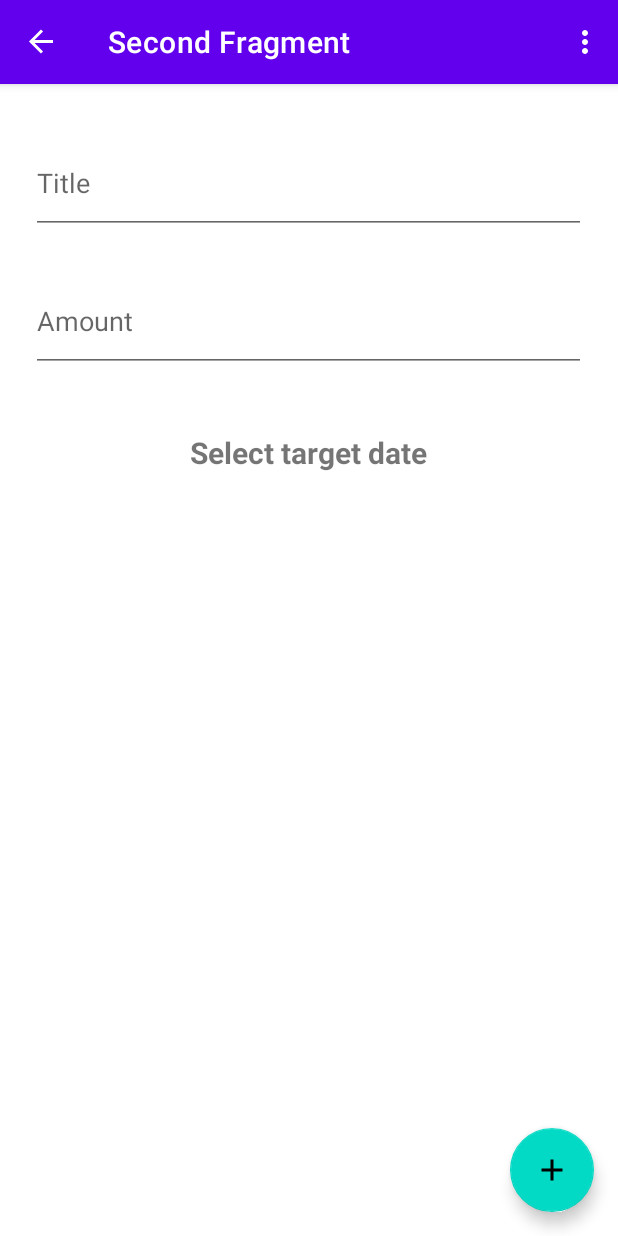
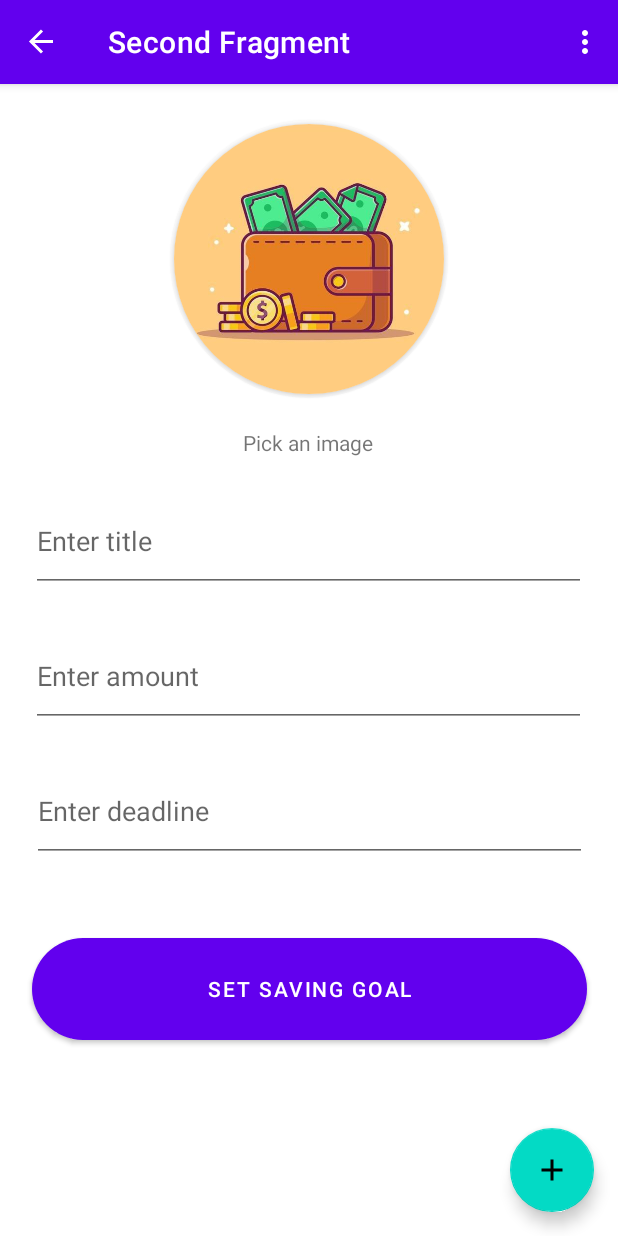
Before and after one commit to Pool-Of-Tears/GreenStash, an Android app: the InputFragment screen opened through its navigation route, on a phone screen of 412 x 824 dp. Run offline under Robolectric (Android 15) with nearby library versions, the phone set to English and light mode, and no system bars; our stand-ins replace navigation-ui.

Commit message:
some fixes
Signed-off-by: starry69 <starry369126@outlook.com>

```diff
--- a/app/src/main/java/com/starry/greenstash/MainActivity.kt
+++ b/app/src/main/java/com/starry/greenstash/MainActivity.kt
@@ -1,7 +1,6 @@
 package com.starry.greenstash
 
 import android.os.Bundle
-import com.google.android.material.snackbar.Snackbar
 import androidx.appcompat.app.AppCompatActivity
 import androidx.navigation.findNavController
 import androidx.navigation.ui.AppBarConfiguration
@@ -29,8 +28,8 @@ class MainActivity : AppCompatActivity() {
         setupActionBarWithNavController(navController, appBarConfiguration)
 
         binding.fab.setOnClickListener { view ->
-            Snackbar.make(view, "Replace with your own action", Snackbar.LENGTH_LONG)
-                .setAction("Action", null).show()
+            binding.fab.hide()
+            findNavController(R.id.nav_host_fragment_content_main).navigate(R.id.action_HomeFragment_to_InputFragment)
         }
     }
 
@@ -51,6 +50,7 @@ class MainActivity : AppCompatActivity() {
     }
 
     override fun onSupportNavigateUp(): Boolean {
+        binding.fab.show()
         val navController = findNavController(R.id.nav_host_fragment_content_main)
         return navController.navigateUp(appBarConfiguration)
                 || super.onSupportNavigateUp()
--- a/app/src/main/java/com/starry/greenstash/database/Converters.kt
+++ b/app/src/main/java/com/starry/greenstash/database/Converters.kt
@@ -4,7 +4,6 @@ import android.graphics.Bitmap
 import android.graphics.BitmapFactory
 import androidx.room.TypeConverter
 import java.io.ByteArrayOutputStream
-import java.util.*
 
 class Converters {
 
@@ -19,14 +18,4 @@ class Converters {
     fun toBitmap(byteArray: ByteArray): Bitmap {
         return BitmapFactory.decodeByteArray(byteArray, 0, byteArray.size)
     }
-
-    @TypeConverter
-    fun fromTimestamp(value: Long?): Date? {
-        return value?.let { Date(it) }
-    }
-
-    @TypeConverter
-    fun dateToTimestamp(date: Date?): Long? {
-        return date?.time?.toLong()
-    }
 }
--- a/app/src/main/java/com/starry/greenstash/database/Item.kt
+++ b/app/src/main/java/com/starry/greenstash/database/Item.kt
@@ -10,7 +10,7 @@ data class Item(
     val title: String,
     val amount: Float,
     val itemImg: Bitmap,
-    val deadline: Date?
+    val deadline: String?
 ){
     @PrimaryKey(autoGenerate = true)
     var id: Int = 0
--- a/app/src/main/java/com/starry/greenstash/database/ItemDao.kt
+++ b/app/src/main/java/com/starry/greenstash/database/ItemDao.kt
@@ -1,11 +1,9 @@
 package com.starry.greenstash.database
 
 import androidx.lifecycle.LiveData
-import androidx.room.Delete
-import androidx.room.Insert
-import androidx.room.OnConflictStrategy
-import androidx.room.Query
+import androidx.room.*
 
+@Dao
 interface ItemDao {
 
     @Query("SELECT * FROM greenstash ORDER BY id ASC")
--- a/app/src/main/java/com/starry/greenstash/database/ItemDatabase.kt
+++ b/app/src/main/java/com/starry/greenstash/database/ItemDatabase.kt
@@ -25,7 +25,7 @@ abstract class ItemDatabase : RoomDatabase() {
                 val instance = Room.databaseBuilder(
                     context.applicationContext,
                     ItemDatabase::class.java,
-                    "note_database"
+                    "item_database"
                 ).build()
                 INSTANCE = instance
                 // return instance
--- /dev/null
+++ b/app/src/main/res/drawable/round_button.xml
@@ -0,0 +1,9 @@
+<?xml version="1.0" encoding="utf-8"?>
+<shape xmlns:android="http://schemas.android.com/apk/res/android" android:shape="rectangle" android:padding="10dp">
+    <solid android:color="@color/design_default_color_primary"/> <!-- this one is ths color of the Rounded Button -->
+    <corners
+        android:bottomRightRadius="65dp"
+        android:bottomLeftRadius="65dp"
+        android:topLeftRadius="65dp"
+        android:topRightRadius="65dp"/>
+</shape>
--- a/app/src/main/res/layout/fragment_input.xml
+++ b/app/src/main/res/layout/fragment_input.xml
@@ -7,27 +7,55 @@
     tools:context=".ui.input.InputFragment">
 
 
+    <androidx.cardview.widget.CardView
+        android:id="@+id/cardView"
+        android:layout_width="185dp"
+        android:layout_height="185dp"
+        android:layout_marginTop="24dp"
+        app:cardBackgroundColor="@color/white"
+        app:cardCornerRadius="250dp"
+        app:layout_constraintTop_toTopOf="parent"
+        app:layout_constraintEnd_toEndOf="parent"
+        app:layout_constraintStart_toStartOf="parent"
+        tools:layout_editor_absoluteY="7dp">
+
+        <androidx.cardview.widget.CardView
+            android:layout_width="180dp"
+            android:layout_height="180dp"
+            android:layout_gravity="center"
+            app:cardCornerRadius="250dp">
+
+            <ImageView
+                android:id="@+id/imagePicker"
+                android:layout_width="181dp"
+                android:layout_height="180dp"
+                android:scaleType="centerCrop"
+                android:src="@drawable/noimage" />
+        </androidx.cardview.widget.CardView>
+
+    </androidx.cardview.widget.CardView>
+
     <EditText
         android:id="@+id/inputTitle"
         android:layout_width="370dp"
         android:layout_height="68dp"
-        android:layout_marginTop="32dp"
+        android:layout_marginTop="22dp"
         android:ems="10"
+        android:hint="@string/imputTextTitle"
         android:inputType="textPersonName"
-        android:hint="@string/imputTextTitle"
         app:layout_constraintEnd_toEndOf="parent"
         app:layout_constraintHorizontal_bias="0.487"
         app:layout_constraintStart_toStartOf="parent"
-        app:layout_constraintTop_toTopOf="parent" />
+        app:layout_constraintTop_toBottomOf="@+id/textView" />
 
     <EditText
         android:id="@+id/inputAmount"
         android:layout_width="370dp"
         android:layout_height="68dp"
-        android:layout_marginTop="24dp"
+        android:layout_marginTop="22dp"
         android:ems="10"
+        android:hint="@string/inputTextAmount"
         android:inputType="number"
-        android:hint="@string/inputTextAmount"
         app:layout_constraintEnd_toEndOf="parent"
         app:layout_constraintHorizontal_bias="0.487"
         app:layout_constraintStart_toStartOf="parent"
@@ -37,13 +65,38 @@
         android:id="@+id/textView"
         android:layout_width="wrap_content"
         android:layout_height="wrap_content"
-        android:layout_marginTop="40dp"
-        android:text="Select target date"
-        android:textStyle="bold"
-        android:textSize="20sp"
+        android:layout_marginTop="20dp"
+        android:text="@string/imagepicker_input"
         app:layout_constraintEnd_toEndOf="parent"
         app:layout_constraintHorizontal_bias="0.498"
         app:layout_constraintStart_toStartOf="parent"
+        app:layout_constraintTop_toBottomOf="@+id/cardView" />
+
+    <EditText
+        android:id="@+id/editTextTextPersonName"
+        android:layout_width="370dp"
+        android:layout_height="68dp"
+        android:layout_marginTop="22dp"
+        android:ems="10"
+        android:hint="@string/input_deadline"
+        app:layout_constraintEnd_toEndOf="parent"
+        app:layout_constraintStart_toStartOf="parent"
         app:layout_constraintTop_toBottomOf="@+id/inputAmount" />
 
+    <Button
+        android:id="@+id/inputSaveButton"
+        android:layout_width="370dp"
+        android:layout_height="68dp"
+        android:layout_marginTop="24dp"
+        android:background="@drawable/round_button"
+        android:text="@string/input_save_btn"
+        android:foreground="?android:attr/selectableItemBackground"
+        app:layout_constraintBottom_toBottomOf="parent"
+        app:layout_constraintEnd_toEndOf="parent"
+        app:layout_constraintHorizontal_bias="0.507"
+        app:layout_constraintStart_toStartOf="parent"
+        app:layout_constraintTop_toBottomOf="@+id/editTextTextPersonName"
+        app:layout_constraintVertical_bias="0.17" />
+
+
 </androidx.constraintlayout.widget.ConstraintLayout>
--- a/app/src/main/res/navigation/nav_graph.xml
+++ b/app/src/main/res/navigation/nav_graph.xml
@@ -3,26 +3,26 @@
     xmlns:app="http://schemas.android.com/apk/res-auto"
     xmlns:tools="http://schemas.android.com/tools"
     android:id="@+id/nav_graph"
-    app:startDestination="@id/FirstFragment">
+    app:startDestination="@id/HomeFragment">
 
     <fragment
-        android:id="@+id/FirstFragment"
+        android:id="@+id/HomeFragment"
         android:name="com.starry.greenstash.ui.home.HomeFragment"
-        android:label="@string/first_fragment_label"
+        android:label="@string/home_fragment_label"
         tools:layout="@layout/fragment_home">
 
         <action
-            android:id="@+id/action_FirstFragment_to_SecondFragment"
-            app:destination="@id/SecondFragment" />
+            android:id="@+id/action_HomeFragment_to_InputFragment"
+            app:destination="@id/InputFragment" />
     </fragment>
     <fragment
-        android:id="@+id/SecondFragment"
+        android:id="@+id/InputFragment"
         android:name="com.starry.greenstash.ui.input.InputFragment"
-        android:label="@string/second_fragment_label"
+        android:label="@string/input_fragment_label"
         tools:layout="@layout/fragment_input">
 
         <action
-            android:id="@+id/action_SecondFragment_to_FirstFragment"
-            app:destination="@id/FirstFragment" />
+            android:id="@+id/action_InputFragment_to_HomeFragment"
+            app:destination="@id/HomeFragment" />
     </fragment>
 </navigation>
--- a/app/src/main/res/values/strings.xml
+++ b/app/src/main/res/values/strings.xml
@@ -2,8 +2,8 @@
     <string name="app_name">GreenStash</string>
     <string name="action_settings">Settings</string>
     <!-- Strings used for fragments for navigation -->
-    <string name="first_fragment_label">First Fragment</string>
-    <string name="second_fragment_label">Second Fragment</string>
+    <string name="home_fragment_label">First Fragment</string>
+    <string name="input_fragment_label">Second Fragment</string>
     <string name="next">Next</string>
     <string name="previous">Previous</string>
 
@@ -15,6 +15,9 @@
     <string name="supporting_text">supporting text</string>
     <string name="edit_item">Edit</string>
     <string name="item_history">History</string>
-    <string name="imputTextTitle">Title</string>
-    <string name="inputTextAmount">Amount</string>
+    <string name="imputTextTitle">Enter title</string>
+    <string name="inputTextAmount">Enter amount</string>
+    <string name="imagepicker_input">Pick an image</string>
+    <string name="input_deadline">Enter deadline</string>
+    <string name="input_save_btn">set saving goal</string>
 </resources>
```
Also changed, not shown: app/src/main/res/drawable/noimage.jpg.
